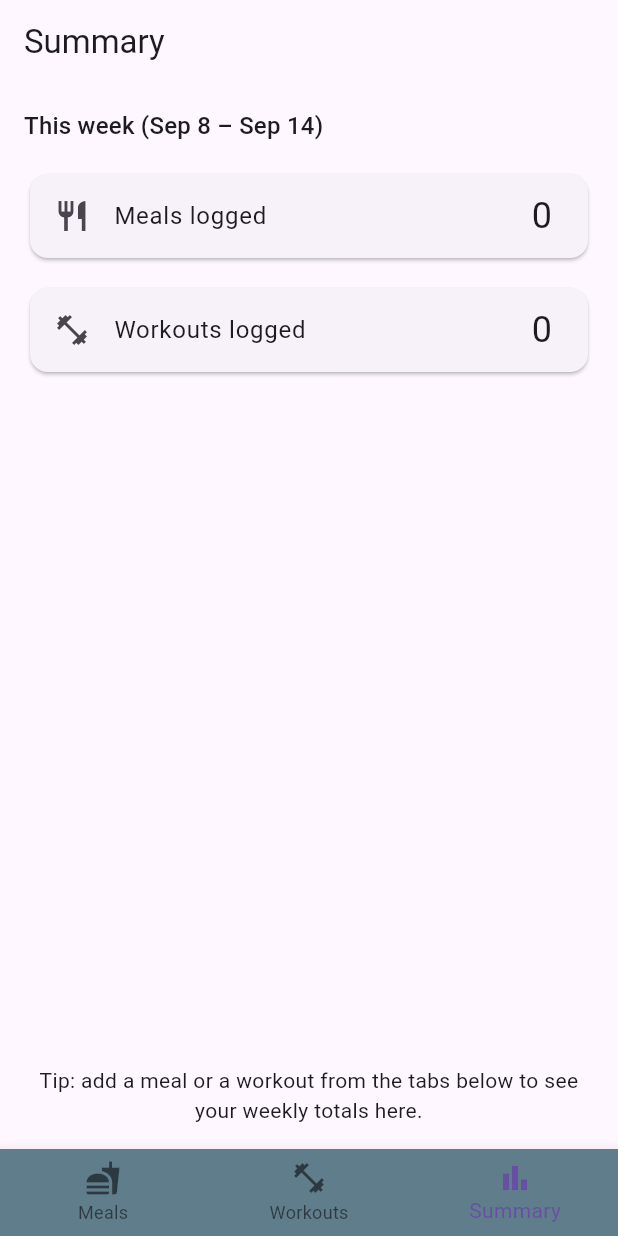
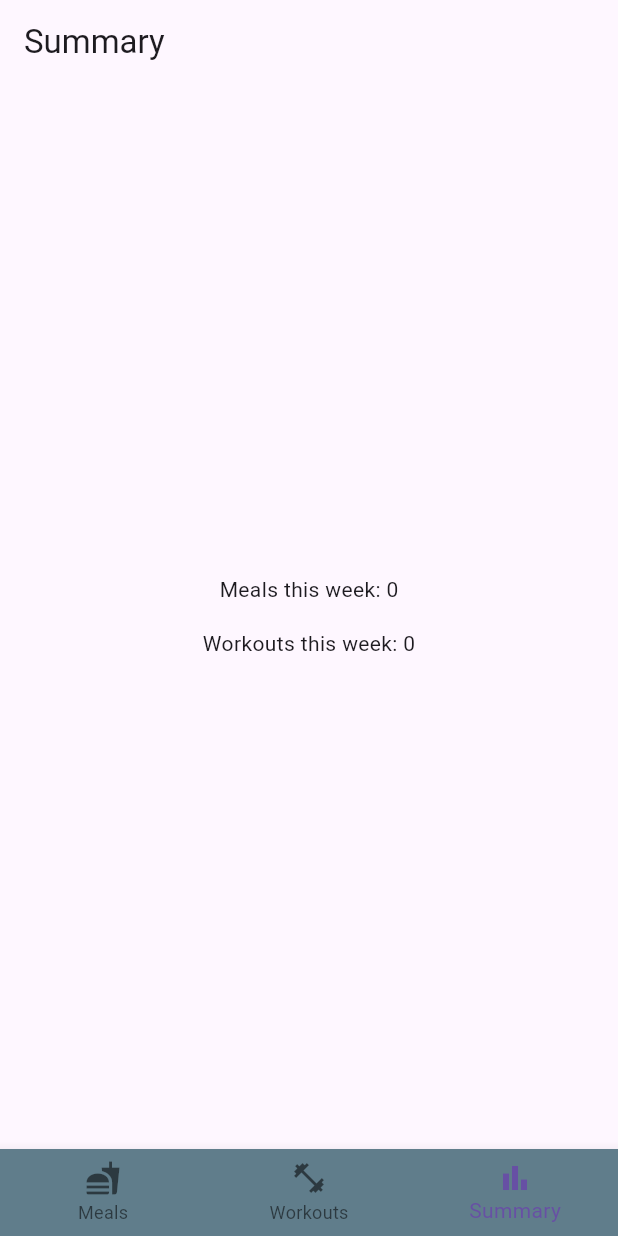
Before and after one commit to CristianQuijano/fitnessapp, a Flutter app: the screen it shows after launch, item 3 of the bottom bar chosen, on a phone screen of 412 x 824 dp. Run offline on Flutter 3.47's test engine with Material 3 defaults, Android fonts, the phone set to English and light mode, and no system bars; our stand-ins replace drift, flutter_dotenv, flutter_riverpod, supabase_flutter; accounts and stored records are empty; generated files the repository leaves out were written again.

Commit message:
Updated Summary screen to pull from supabase, added in supabase providers to fetch data and removed Drift calls.

```diff
--- a/lib/features/summary/summary_screen.dart
+++ b/lib/features/summary/summary_screen.dart
@@ -1,102 +1,28 @@
 import 'package:flutter/material.dart';
 import 'package:flutter_riverpod/flutter_riverpod.dart';
-import '../../services/providers.dart';
-import 'package:intl/intl.dart';
 
-/// Local data helpers (UI-side) just for displaying the week range.
-/// We keep these here so we don't depend on the DB's private helpers.
-DateTime _atMidnight(DateTime dt) => DateTime(dt.year, dt.month, dt.day);
-
-DateTime _startOfWeek(DateTime dt) {
-  final day = _atMidnight(dt);
-  final mondayDelta = day.weekday - DateTime.monday;
-  return day.subtract(Duration(days: mondayDelta));
-}
-
-DateTime _endOfWeekExclusive(DateTime dt) =>
-    _startOfWeek(dt).add(const Duration(days: 7));
-
-String _formatWeekRange(DateTime start, DateTime endExclusive) {
-  final end = endExclusive.subtract(const Duration(days: 1));
-  final formatter = DateFormat.MMMd(); // e.g. "Sep 1"
-  return "${formatter.format(start)} – ${formatter.format(end)}";
-}
+import '../../services/supabase_providers.dart';
 
 class SummaryScreen extends ConsumerWidget {
   const SummaryScreen({super.key});
 
   @override
   Widget build(BuildContext context, WidgetRef ref) {
-    final db = ref.watch(dbProvider);
-
-    // Ask for both counts at once
-    final future = Future.wait<int>([
-      db.getMealsCountThisWeek(),
-      db.getWorkoutsCountThisWeek(),
-    ]);
-
-    final now = DateTime.now();
-    final weekStart = _startOfWeek(now);
-    final weekEndEx = _endOfWeekExclusive(now);
+    final summaryAsync = ref.watch(summaryProvider);
 
     return Scaffold(
       appBar: AppBar(title: const Text('Summary')),
-      body: FutureBuilder<List<int>>(
-        future: future,
-        builder: (context, snapshot) {
-          if (snapshot.connectionState == ConnectionState.waiting) {
-            return const Center(child: CircularProgressIndicator());
-          }
-          if (snapshot.hasError) {
-            return Center(child: Text('Error: ${snapshot.error}'));
-          }
-
-          final data = snapshot.data ?? const [0, 0];
-          final mealsCount = data[0];
-          final workoutsCount = data[1];
-
-          return Padding(
-            padding: const EdgeInsets.all(16.0),
+      body: summaryAsync.when(
+        loading: () => const Center(child: CircularProgressIndicator()),
+        error: (err, st) => Center(child: Text("Error: $err")),
+        data: (summary) {
+          return Center(
             child: Column(
-              crossAxisAlignment: CrossAxisAlignment.stretch,
+              mainAxisAlignment: MainAxisAlignment.center,
               children: [
-                Text(
-                  "This week (${_formatWeekRange(weekStart, weekEndEx)})",
-                  style: Theme.of(context).textTheme.titleMedium,
-                ),
+                Text("Meals this week: ${summary['meals']}"),
                 const SizedBox(height: 16),
-
-                // Simple cards - east to read at a glance
-                Card(
-                  child: ListTile(
-                    leading: const Icon(Icons.restaurant),
-                    title: const Text('Meals logged'),
-                    trailing: Text(
-                      '$mealsCount',
-                      style: Theme.of(context).textTheme.headlineSmall,
-                    ),
-                  ),
-                ),
-                const SizedBox(height: 12),
-                Card(
-                  child: ListTile(
-                    leading: const Icon(Icons.fitness_center),
-                    title: const Text('Workouts logged'),
-                    trailing: Text(
-                      '$workoutsCount',
-                      style: Theme.of(context).textTheme.headlineSmall,
-                    ),
-                  ),
-                ),
-
-                const Spacer(),
-
-                // Optional: small hints for empty weeks
-                if (mealsCount == 0 && workoutsCount == 0)
-                  const Text(
-                    'Tip: add a meal or a workout from the tabs below to see your weekly totals here.',
-                    textAlign: TextAlign.center,
-                  ),
+                Text("Workouts this week: ${summary['workouts']}"),
               ],
             ),
           );
--- a/lib/services/supabase_providers.dart
+++ b/lib/services/supabase_providers.dart
@@ -21,3 +21,18 @@ final workoutsProvider = FutureProvider.autoDispose<List<Map<String, dynamic>>>(
     return service.getAllWorkouts();
   },
 );
+
+final summaryProvider = FutureProvider.autoDispose<Map<String, int>>((
+  ref,
+) async {
+  final service = ref.watch(supabaseServiceProvider);
+
+  final now = DateTime.now();
+  final start = now.subtract(Duration(days: now.weekday - 1)); // Monday
+  final end = start.add(const Duration(days: 7));
+
+  final mealsCount = await service.countMealsBetween(start, end);
+  final workoutsCount = await service.countWorkoutsBetween(start, end);
+
+  return {"meals": mealsCount, "workouts": workoutsCount};
+});
--- a/lib/services/supabase_service.dart
+++ b/lib/services/supabase_service.dart
@@ -28,4 +28,24 @@ class SupabaseService {
   Future<void> deleteWorkout(String id) async {
     await supabase.from('workouts').delete().eq('id', id);
   }
+
+  Future<int> countMealsBetween(DateTime start, DateTime end) async {
+    final response = await supabase
+        .from('meals')
+        .select()
+        .gte('created at', start.toIso8601String())
+        .lt('created_at', end.toIso8601String());
+
+    return response.length;
+  }
+
+  Future<int> countWorkoutsBetween(DateTime start, DateTime end) async {
+    final response = await supabase
+        .from('workouts')
+        .select()
+        .gte('created_at', start.toIso8601String())
+        .lt('created_at', end.toIso8601String());
+
+    return response.length;
+  }
 }
```
